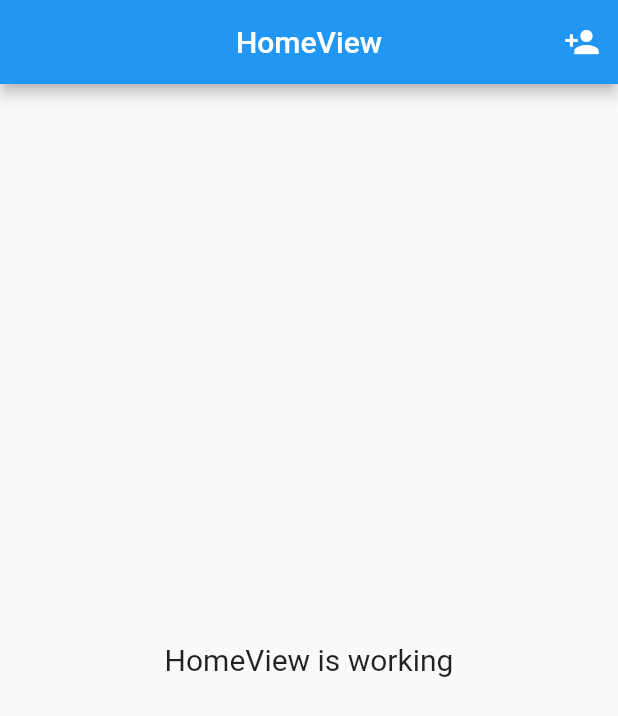
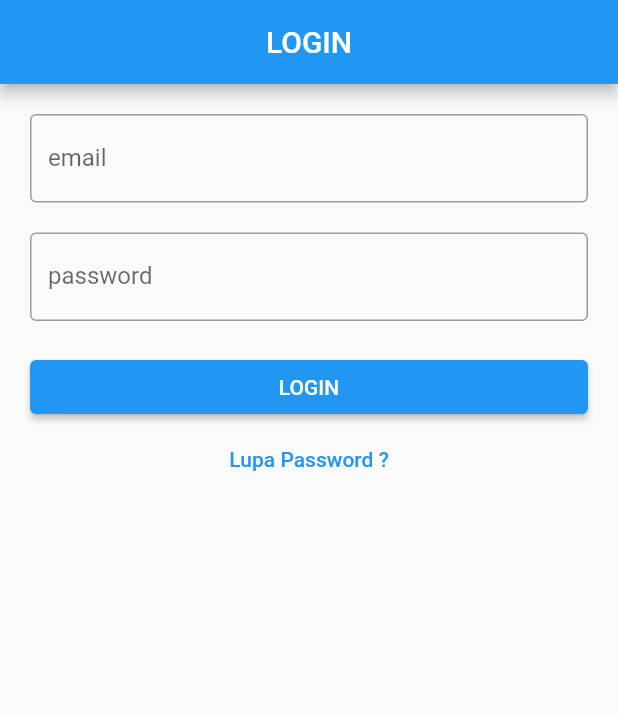
Before and after one commit to agedz1911/Absensi, a Flutter app: the screen it shows after launch, on a phone screen of 412 x 824 dp. Shown: the top 716 px of the screen. Run offline on Flutter 3.47's test engine with Material 2 defaults, Android fonts, the phone set to English and light mode, and no system bars; our stand-ins replace cloud_firestore, firebase_auth, firebase_core, get; accounts and stored records are empty.

Commit message:
1st commit

```diff
--- /dev/null
+++ b/lib/app/modules/login/controllers/login_controller.dart
@@ -0,0 +1,47 @@
+import 'package:absensi/app/routes/app_pages.dart';
+import 'package:firebase_auth/firebase_auth.dart';
+import 'package:flutter/cupertino.dart';
+import 'package:get/get.dart';
+
+class LoginController extends GetxController {
+  TextEditingController emailC = TextEditingController();
+  TextEditingController passC = TextEditingController();
+
+  FirebaseAuth auth = FirebaseAuth.instance;
+
+  void login() async {
+    if (emailC.text.isNotEmpty && passC.text.isNotEmpty) {
+      try {
+        final credential = await auth.signInWithEmailAndPassword(
+                email: emailC.text,
+                password: passC.text
+            );
+            print(credential);
+
+            if (credential.user != null){
+              if(credential.user!.emailVerified == true) {
+                Get.offAllNamed(Routes.HOME);
+              } else {
+                Get.defaultDialog(
+                  title: "Belum Verifikasi",
+                  middleText: "Akun anda belum Terverifikasi. lakukan verifikasi lewat tautan yang kami kirimkan ke email",
+                );
+              }
+            }
+
+      } on FirebaseAuthException catch (e) {
+        if (e.code == 'user-not-found') {
+          //print('No user found for that email.');
+          Get.snackbar("Error", "email tidak terdaftar");
+        } else if (e.code == 'wrong-password') {
+          //print('Wrong password provided for that user.');
+          Get.snackbar("Error", "Password yang anda masukan salah");
+        }
+      } catch (e) {
+        Get.snackbar("Error", "tidak dapat Login");
+      }
+    } else {
+      Get.snackbar("Error", "Email dan Password Harus di isi");
+    }
+  }
+}
--- /dev/null
+++ b/lib/app/modules/login/views/login_view.dart
@@ -0,0 +1,50 @@
+import 'package:flutter/material.dart';
+
+import 'package:get/get.dart';
+
+import '../controllers/login_controller.dart';
+
+class LoginView extends GetView<LoginController> {
+  const LoginView({Key? key}) : super(key: key);
+  @override
+  Widget build(BuildContext context) {
+    return Scaffold(
+      appBar: AppBar(
+        title: const Text('LOGIN'),
+        centerTitle: true,
+      ),
+      body: ListView(
+        padding: const EdgeInsets.all(20),
+        children: [
+          TextField(
+            controller: controller.emailC,
+            decoration: InputDecoration(
+              labelText: "email",
+              border: OutlineInputBorder(),
+            ),
+          ),
+          SizedBox(height: 20),
+          TextField(
+            controller: controller.passC,
+            obscureText: true,
+            decoration: InputDecoration(
+              labelText: "password",
+              border: OutlineInputBorder(),
+            ),
+          ),
+          SizedBox(height: 20),
+          ElevatedButton(
+            onPressed: () {
+              controller.login();
+            },
+             child: Text("LOGIN")
+            ),
+          TextButton(
+            onPressed: (){},
+            child: Text("Lupa Password ?")
+          ),
+        ],
+      ),
+    );
+  }
+}
--- a/lib/app/routes/app_pages.dart
+++ b/lib/app/routes/app_pages.dart
@@ -4,6 +4,8 @@ import '../modules/add_pegawai/bindings/add_pegawai_binding.dart';
 import '../modules/add_pegawai/views/add_pegawai_view.dart';
 import '../modules/home/bindings/home_binding.dart';
 import '../modules/home/views/home_view.dart';
+import '../modules/login/bindings/login_binding.dart';
+import '../modules/login/views/login_view.dart';
 
 part 'app_routes.dart';
 
@@ -23,5 +25,10 @@ class AppPages {
       page: () => const AddPegawaiView(),
       binding: AddPegawaiBinding(),
     ),
+    GetPage(
+      name: _Paths.LOGIN,
+      page: () => const LoginView(),
+      binding: LoginBinding(),
+    ),
   ];
 }
--- a/lib/app/routes/app_routes.dart
+++ b/lib/app/routes/app_routes.dart
@@ -5,10 +5,12 @@ abstract class Routes {
   Routes._();
   static const HOME = _Paths.HOME;
   static const ADD_PEGAWAI = _Paths.ADD_PEGAWAI;
+  static const LOGIN = _Paths.LOGIN;
 }
 
 abstract class _Paths {
   _Paths._();
   static const HOME = '/home';
   static const ADD_PEGAWAI = '/add-pegawai';
+  static const LOGIN = '/login';
 }
--- a/lib/main.dart
+++ b/lib/main.dart
@@ -14,7 +14,7 @@ void main() async {
   runApp(
     GetMaterialApp(
       title: "Application",
-      initialRoute: AppPages.INITIAL,
+      initialRoute: Routes.LOGIN,
       getPages: AppPages.routes,
     ),
   );
```
Also changed, not shown: lib/app/modules/login/bindings/login_binding.dart (added, +12 -0 lines), pubspec.lock.
